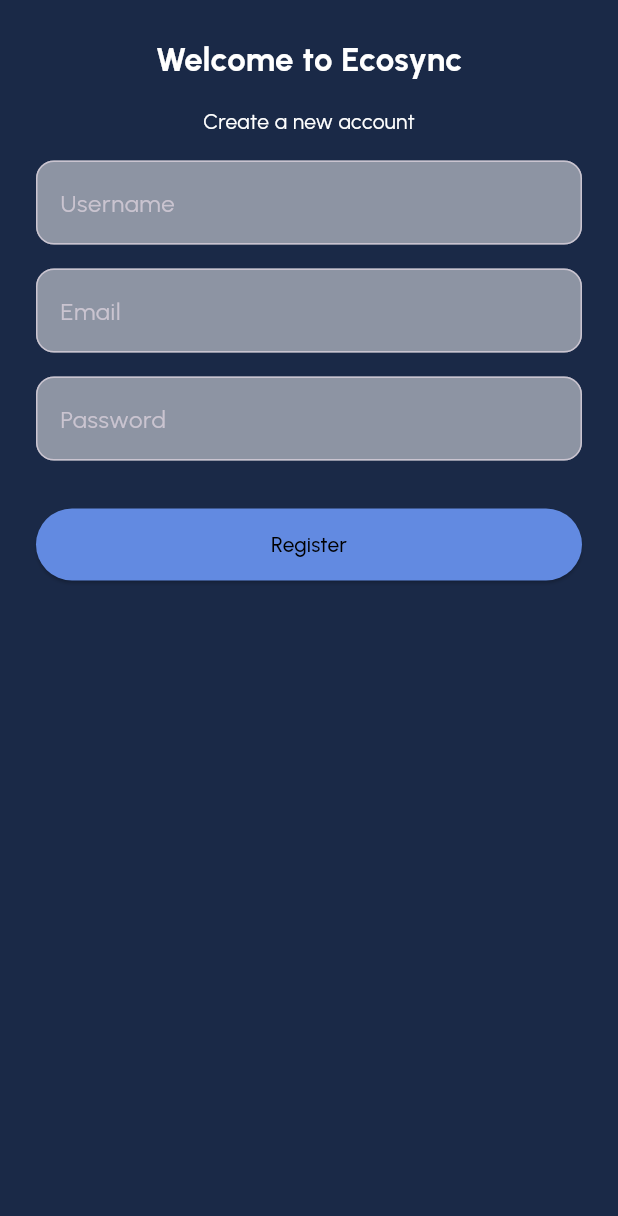
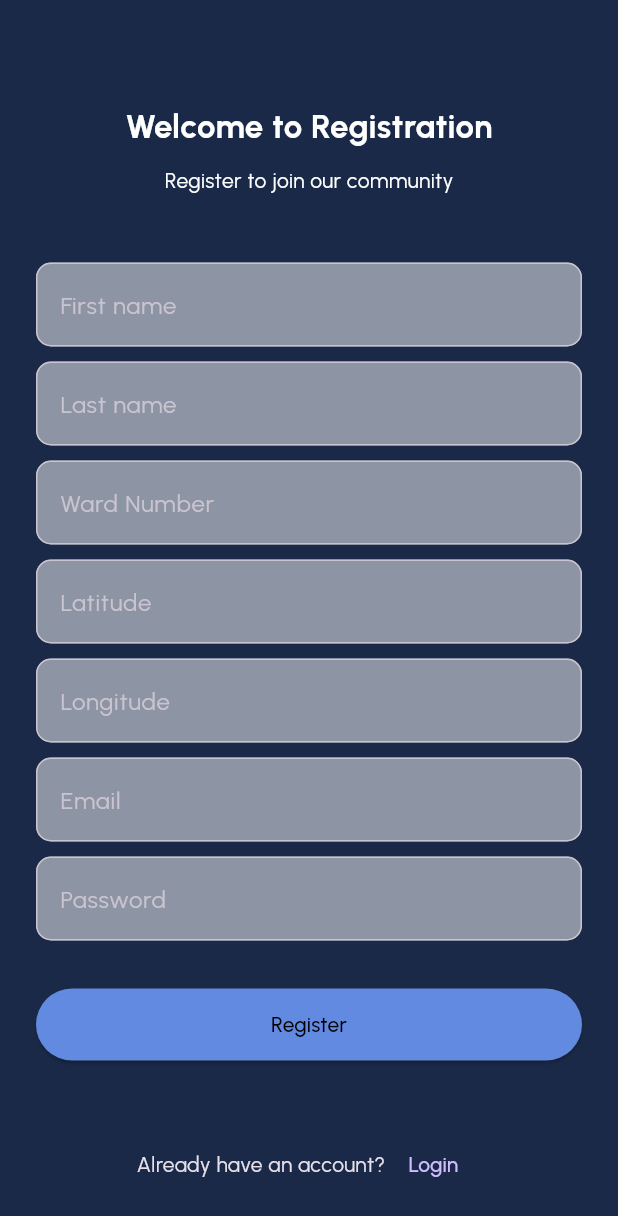
Before and after one commit to RejwankabirHamim/Citizen-Engagement-App, a Flutter app: the RegisterPage screen opened by its route, on a phone screen of 412 x 824 dp. Shown: the top 1216 px of the screen. Run offline on Flutter 3.47's test engine with Material 3 defaults, Android fonts, the phone set to English and light mode, and no system bars; our stand-ins replace flutter_map, flutter_svg, image_cropper, image_picker, latlong2; accounts and stored records are empty; network calls fail; project files that could hold a hidden picture were left out.

Commit message:
login and registration done

```diff
--- a/lib/config/app_strings.dart
+++ b/lib/config/app_strings.dart
@@ -34,4 +34,13 @@
 
   static const gender = 'Gender';
   static const nearby = 'Nearby';
+
+  static const String registerWelcome = 'Welcome to Registration';
+  static const String registerToJoin = 'Register to join our community';
+  static const String wardNumber = 'Ward Number';
+  static const String latitude = 'Latitude';
+  static const String longitude = 'Longitude';
+  static const String email = 'Email';
+  static const String register = 'Register';
+  static const String alreadyHaveAccount = 'Already have an account?';
 }
--- a/lib/data/service/register_service.dart
+++ b/lib/data/service/register_service.dart
@@ -1,27 +1,41 @@
 import 'dart:convert';
-
 import 'package:ecosync_app/config/app_config.dart';
 import 'package:ecosync_app/data/model/user.dart';
 import 'package:http/http.dart' as http;
 
 class RegisterService {
-  final String username;
+  final String firstName;
+  final String lastName;
+  final String wardNumber;
+  final String latitude;
+  final String longitude;
   final String email;
   final String password;
 
-  RegisterService(this.username, this.email, this.password);
+  RegisterService(
+    this.firstName,
+    this.lastName,
+    this.wardNumber,
+    this.latitude,
+    this.longitude,
+    this.email,
+    this.password,
+  );
 
-  Future<User> call() async {
-    final result = await http.post(Uri.parse('${AppConfig.baseUrl}/register'),
-        body: jsonEncode({
-          'username': username,
-          'email': email,
-          'password': password,
-        }));
-    if (result.statusCode == 200) {
-      return User.fromJson(jsonDecode(result.body)['data']);
-    } else {
-      throw Exception('Registration failed'); // Handle errors appropriately
-    }
+  void call() async {
+    final response = await http.post(
+      Uri.parse('${AppConfig.baseUrl}/register'),
+      headers: {'Content-Type': 'application/json'},
+      body: jsonEncode({
+        'first_name': firstName,
+        'last_name': lastName,
+        'ward_number': wardNumber,
+        'latitude': latitude,
+        'longitude': longitude,
+        'email': email,
+        'password': password,
+      }),
+    );
+
   }
 }
--- a/lib/pages/register_page.dart
+++ b/lib/pages/register_page.dart
@@ -1,108 +1,176 @@
-import 'package:ecosync_app/data/model/user.dart';
-import 'package:ecosync_app/provider/register_provider.dart';
 import 'package:flutter/material.dart';
 import 'package:provider/provider.dart';
+import 'package:ecosync_app/config/app_routes.dart';
+import 'package:ecosync_app/config/app_strings.dart';
+import 'package:ecosync_app/provider/register_provider.dart';
 
 class RegisterPage extends StatelessWidget {
+  RegisterPage({super.key});
+
   @override
   Widget build(BuildContext context) {
     return Scaffold(
       body: SingleChildScrollView(
+        child: SizedBox(
+          height: MediaQuery.of(context).size.height,
           child: Padding(
-          padding: EdgeInsets.all(24.0), // Adjust padding as needed
+            padding: EdgeInsets.all(24),
             child: Column(
               children: [
-              // Welcome message
+                Spacer(),
                 Text(
-                'Welcome to Ecosync',
+                  AppStrings.registerWelcome,
                   style: TextStyle(
                     color: Colors.white,
                     fontSize: 22,
                     fontWeight: FontWeight.bold,
                   ),
                 ),
-              SizedBox(height: 16),
+                SizedBox(height: 10),
                 Text(
-                'Create a new account',
+                  AppStrings.registerToJoin,
                   style: TextStyle(
                     color: Colors.white,
                   ),
                 ),
-              SizedBox(height: 16),
-
-              // Username field
+                Spacer(),
+                // First Name Field
                 TextField(
-                onChanged: (value) =>
-                    context.read<RegisterProvider>().username = value,
+                  onChanged: (value) {
+                    context.read<RegisterProvider>().firstName = value;
+                  },
                   decoration: InputDecoration(
-                  hintText: 'Username',
+                    hintText: AppStrings.firstName,
                     border: OutlineInputBorder(
-                    borderRadius: BorderRadius.all(Radius.circular(12)),
+                      borderRadius: BorderRadius.all(Radius.circular(10)),
                     ),
                     filled: true,
                     fillColor: Colors.white.withOpacity(0.5),
                   ),
                 ),
-              SizedBox(height: 16),
-
-              // Email field
+                SizedBox(height: 10),
+                // Last Name Field
                 TextField(
-                onChanged: (value) =>
-                    context.read<RegisterProvider>().email = value,
+                  onChanged: (value) {
+                    context.read<RegisterProvider>().lastName = value;
+                  },
                   decoration: InputDecoration(
-                  hintText: 'Email',
+                    hintText: AppStrings.lastName,
                     border: OutlineInputBorder(
-                    borderRadius: BorderRadius.all(Radius.circular(12)),
+                      borderRadius: BorderRadius.all(Radius.circular(10)),
                     ),
                     filled: true,
                     fillColor: Colors.white.withOpacity(0.5),
                   ),
                 ),
-              SizedBox(height: 16),
-
-              // Password field
+                SizedBox(height: 10),
+                // Ward Number Field
                 TextField(
-                onChanged: (value) =>
-                    context.read<RegisterProvider>().password = value,
+                  onChanged: (value) {
+                    context.read<RegisterProvider>().wardNumber = value;
+                  },
                   decoration: InputDecoration(
-                  hintText: 'Password',
+                    hintText: AppStrings.wardNumber,
                     border: OutlineInputBorder(
-                    borderRadius: BorderRadius.all(Radius.circular(12)),
+                      borderRadius: BorderRadius.all(Radius.circular(10)),
+                    ),
+                    filled: true,
+                    fillColor: Colors.white.withOpacity(0.5),
+                  ),
+                ),
+                SizedBox(height: 10),
+                // Latitude Field
+                TextField(
+                  onChanged: (value) {
+                    context.read<RegisterProvider>().latitude = value;
+                  },
+                  decoration: InputDecoration(
+                    hintText: AppStrings.latitude,
+                    border: OutlineInputBorder(
+                      borderRadius: BorderRadius.all(Radius.circular(10)),
+                    ),
+                    filled: true,
+                    fillColor: Colors.white.withOpacity(0.5),
+                  ),
+                ),
+                SizedBox(height: 10),
+                // Longitude Field
+                TextField(
+                  onChanged: (value) {
+                    context.read<RegisterProvider>().longitude = value;
+                  },
+                  decoration: InputDecoration(
+                    hintText: AppStrings.longitude,
+                    border: OutlineInputBorder(
+                      borderRadius: BorderRadius.all(Radius.circular(10)),
+                    ),
+                    filled: true,
+                    fillColor: Colors.white.withOpacity(0.5),
+                  ),
+                ),
+                SizedBox(height: 10),
+                // Email Field
+                TextField(
+                  onChanged: (value) {
+                    context.read<RegisterProvider>().email = value;
+                  },
+                  decoration: InputDecoration(
+                    hintText: AppStrings.email,
+                    border: OutlineInputBorder(
+                      borderRadius: BorderRadius.all(Radius.circular(10)),
+                    ),
+                    filled: true,
+                    fillColor: Colors.white.withOpacity(0.5),
+                  ),
+                ),
+                SizedBox(height: 10),
+                // Password Field
+                TextField(
+                  onChanged: (value) {
+                    context.read<RegisterProvider>().password = value;
+                  },
+                  decoration: InputDecoration(
+                    hintText: AppStrings.password,
+                    border: OutlineInputBorder(
+                      borderRadius: BorderRadius.all(Radius.circular(10)),
                     ),
                     filled: true,
                     fillColor: Colors.white.withOpacity(0.5),
                   ),
                 ),
                 SizedBox(height: 32),
-
-              // Register button
+                // Register Button
                 SizedBox(
                   height: 48,
                   width: double.infinity,
                   child: ElevatedButton(
-                  onPressed: () async {
-                    // Attempt to register
-                    final user = await context.read<RegisterProvider>().register();
-                    // Handle successful registration (e.g., navigate to main screen)
-                    if (user != null) {
-                      // Show success message or navigate
-                      ScaffoldMessenger.of(context).showSnackBar(
-                          SnackBar(content: Text('Registration Successful')));
-                      // Potentially navigate to the main screen
-                    } else {
-                      // Handle registration failure (show error message)
-                      ScaffoldMessenger.of(context).showSnackBar(
-                          SnackBar(content: Text('Registration Failed')));
-                    }
+                    onPressed: () {
+                      Navigator.of(context)
+                            .pushReplacementNamed(AppRoutes.login);
                     },
                     style: ElevatedButton.styleFrom(
                       backgroundColor: Color.fromARGB(255, 98, 138, 225),
                       foregroundColor: Color.fromARGB(255, 0, 0, 0),
                     ),
-                  child: Text('Register'),
+                    child: Text(AppStrings.register),
                   ),
                 ),
+                Spacer(),
+                Row(
+                  mainAxisAlignment: MainAxisAlignment.center,
+                  children: [
+                    const Text("Already have an account?"),
+                    TextButton(
+                      onPressed: () {
+                        Navigator.of(context)
+                            .pushReplacementNamed(AppRoutes.login);
+                      },
+                      child: const Text("Login"),
+                    ),
                   ],
+                ),
+              ],
+            ),
           ),
         ),
       ),
--- a/lib/provider/register_provider.dart
+++ b/lib/provider/register_provider.dart
@@ -1,14 +1,25 @@
 import 'package:ecosync_app/data/model/user.dart';
+import 'package:flutter/material.dart';
 import 'package:ecosync_app/data/service/register_service.dart';
-import 'package:flutter/material.dart';
 
 class RegisterProvider extends ChangeNotifier {
-  var username = '';
-  var email = '';
-  var password = '';
+  String firstName = '';
+  String lastName = '';
+  String wardNumber = '';
+  String latitude = '';
+  String longitude = '';
+  String email = '';
+  String password = '';
 
-  Future<User> register() async {
-    final response = await RegisterService(username, email, password).call();
-    return response;
+  void register() {
+   RegisterService(
+      firstName,
+      lastName,
+      wardNumber,
+      latitude,
+      longitude,
+      email,
+      password,
+    ).call();
   }
 }
```
Also changed, not shown: lib/pages/nearby_page.dart (+64 -64 lines). Lines whose indentation alone changed are shown as unchanged.
